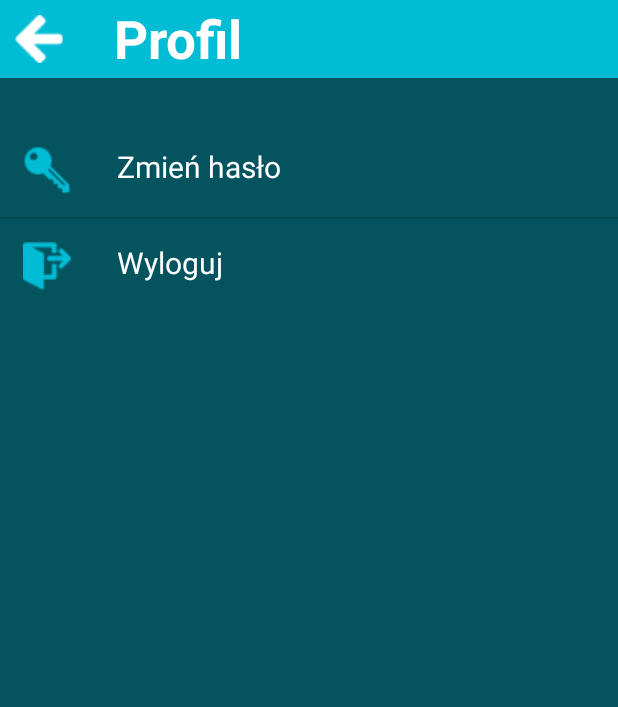
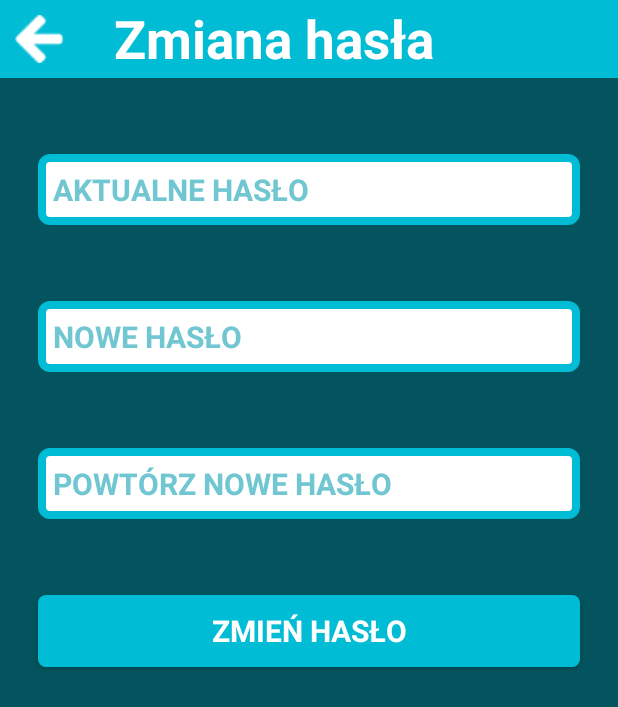
Before and after one commit to StudShare/StudShareMobile, an Android app: the ProfileScreenActivity screen opened directly, with no data from a screen before it, after a tap on "Zmień hasło", on a phone screen of 412 x 824 dp. Shown: the top 707 px of the screen. Run offline under Robolectric (Android 15) with nearby library versions, the phone set to English and light mode, and no system bars.

Commit message:
Password changing added

```diff
--- a/app/src/main/AndroidManifest.xml
+++ b/app/src/main/AndroidManifest.xml
@@ -30,7 +30,8 @@
             android:theme="@style/AppTheme.NoActionBar"/>
         <activity android:name=".activity.ProfileScreenActivity"
             android:theme="@style/AppTheme.NoActionBar"/>
-
+        <activity android:name=".activity.PasswordChangeScreenActivity"
+            android:theme="@style/AppTheme.NoActionBar"/>
     </application>
 
 </manifest>
--- /dev/null
+++ b/app/src/main/java/com/studshare/mobile/studshare/activity/PasswordChangeScreenActivity.java
@@ -0,0 +1,86 @@
+package com.studshare.mobile.studshare.activity;
+
+import android.content.Intent;
+import android.os.Bundle;
+import android.support.v7.app.AppCompatActivity;
+import android.view.View;
+import android.widget.Button;
+import android.widget.EditText;
+import android.widget.Toast;
+
+import com.studshare.mobile.studshare.R;
+import com.studshare.mobile.studshare.service.ProfileManager;
+import com.studshare.mobile.studshare.service.ConnectionManager;
+
+import java.sql.ResultSet;
+import java.sql.SQLException;
+
+public class PasswordChangeScreenActivity extends AppCompatActivity {
+
+    ProfileManager profileManager = new ProfileManager();
+    ConnectionManager connectionManager = new ConnectionManager();
+
+    EditText txtPassword;
+    EditText txtNewPassword;
+    EditText txtNewPasswordRepeat;
+    Button butChangePassword;
+
+    @Override
+    protected void onCreate(Bundle savedInstanceState) {
+        super.onCreate(savedInstanceState);
+
+        setContentView(R.layout.passwordchange_screen);
+
+        txtPassword = (EditText) findViewById(R.id.txtActualPassword);
+        txtNewPassword = (EditText) findViewById(R.id.txtNewPassword);
+        txtNewPasswordRepeat = (EditText) findViewById(R.id.txtRepeatNewPassword);
+        butChangePassword = (Button) findViewById(R.id.butChangePassword);
+    }
+
+    public void tryChangePassword(View view){
+        String actualPassword = txtPassword.getText().toString();
+        String newPassword = txtNewPassword.getText().toString();
+        String newPasswordRepeat = txtNewPasswordRepeat.getText().toString();
+
+        if (actualPassword.trim().equals("") || newPassword.trim().equals("") || newPasswordRepeat.trim().equals("")){
+            Toast.makeText(getApplicationContext(), "Proszę uzupełnić wszystkie pola", Toast.LENGTH_SHORT).show();
+            return;
+        }
+        else if (!newPassword.trim().equals(newPasswordRepeat)){
+            Toast.makeText(getApplicationContext(), "Podane hasła nie są takie same!", Toast.LENGTH_SHORT).show();
+            return;
+        }
+
+        String query = "SELECT * FROM users WHERE login='" + profileManager.getLogin() + "' AND password='" + actualPassword + "'";
+        ResultSet rs = connectionManager.SendQuery(query);
+
+        try {
+            if (rs.next()){
+                //Udalo sie potwierdzic tozsamosc uzytkownika -- login i haslo sie zgadzaja
+                boolean passwordChanged = profileManager.changePassword(getApplicationContext(), newPassword);
+
+                if (passwordChanged){
+                    goToProfileSettings(view);
+                }
+                else{
+                    Toast.makeText(getApplicationContext(), "Nie udało się zmienić hasła.", Toast.LENGTH_SHORT).show();
+                    return;
+                }
+            }
+            else{
+                Toast.makeText(getApplicationContext(), "Podane hasło jest nieprawidłowe. Sprawdź, czy podane hasło nie zawiera błędów.", Toast.LENGTH_SHORT).show();
+                return;
+            }
+        }
+        catch (SQLException e){
+            Toast.makeText(getApplicationContext(), "Podane hasło jest nieprawidłowe. Sprawdź, czy podane hasło nie zawiera błędów.", Toast.LENGTH_SHORT).show();
+            return;
+        }
+
+    }
+
+    public void goToProfileSettings(View view) {
+        Intent goToNextActivity = new Intent(getApplicationContext(), ProfileScreenActivity.class);
+        startActivity(goToNextActivity);
+    }
+}
--- a/app/src/main/java/com/studshare/mobile/studshare/activity/ProfileScreenActivity.java
+++ b/app/src/main/java/com/studshare/mobile/studshare/activity/ProfileScreenActivity.java
@@ -44,9 +44,12 @@ public class ProfileScreenActivity extends AppCompatActivity {
 
             @Override
             public void onItemClick(AdapterView<?> parent, View view, int position, long id) {
-                switch(position) {
-                    case 1:
-                        doLogOut(view);
+                if (id == 0){
+                    Intent goToNextActivity = new Intent(view.getContext(), PasswordChangeScreenActivity.class);
+                    startActivity(goToNextActivity);
+                }
+                else {
+                    doLogOut(view);
                 }
 
             }
--- a/app/src/main/res/layout/passwordchange_screen.xml
+++ b/app/src/main/res/layout/passwordchange_screen.xml
@@ -3,11 +3,11 @@
     android:orientation="vertical"
     android:layout_width="match_parent"
     android:layout_height="match_parent"
-    android:background="#ffffff">
+    android:background="@color/secondaryBlue">
 
     <RelativeLayout xmlns:android="http://schemas.android.com/apk/res/android"
         android:layout_width="match_parent"
-        android:layout_height="100dp">
+        android:layout_height="52dp">
 
         <LinearLayout
             android:id="@+id/navbar"
@@ -24,18 +24,15 @@
                 android:minWidth="10dp"
                 android:layout_width="wrap_content"
                 android:layout_height="wrap_content"
-                android:onClick="goToProfileScreen" />
+                android:onClick="goToProfileSettings" />
 
             <TextView
-                android:id="@+id/txtLoginInfo2"
-                android:layout_width="fill_parent"
-                android:layout_height="wrap_content"
+                android:id="@+id/txtProfileSettingsInfo"
                 android:layout_gravity="center"
-                android:text="@string/login_text"
-                android:typeface="sans"
-                android:textSize="16sp"
-                android:textColor="#ffffff"
-                android:textStyle="bold" />
+                android:text="@string/profile_passwordchange_text"
+                android:layout_marginLeft="24dp"
+                style="@style/SectionHeader" />
+
         </LinearLayout>
 
     </RelativeLayout>
@@ -43,7 +40,40 @@
     <ScrollView xmlns:android="http://schemas.android.com/apk/res/android"
         android:layout_width="fill_parent" android:layout_height="fill_parent">
 
+        <LinearLayout
+            android:layout_width="match_parent"
+            android:layout_height="wrap_content"
+            android:orientation="vertical"
+            android:layout_marginTop="25dp"
+            android:layout_centerVertical="true"
+            android:layout_alignParentTop="true">
 
+            <EditText
+                android:id="@+id/txtActualPassword"
+                android:hint="@string/profile_passwordchange_actualpassword"
+                android:inputType="textPassword"
+                style="@style/TextBox" />
+
+            <EditText
+                android:id="@+id/txtNewPassword"
+                android:hint="@string/profile_passwordchange_newpassword"
+                android:inputType="textPassword"
+                style="@style/TextBox" />
+
+            <EditText
+                android:id="@+id/txtRepeatNewPassword"
+                android:hint="@string/profile_passwordchange_newpasswordrepeat"
+                android:inputType="textPassword"
+                style="@style/TextBox" />
+
+            <Button
+                android:id="@+id/butChangePassword"
+                android:onClick="tryChangePassword"
+                android:layout_margin="25dp"
+                android:text="@string/profile_passwordchange_changepassword"
+                style="@style/NonImageButton"/>
+
+        </LinearLayout>
 
     </ScrollView>
 
--- a/app/src/main/res/values/strings.xml
+++ b/app/src/main/res/values/strings.xml
@@ -18,4 +18,9 @@
     <string name="signup_passwordrepeat_hint">POWTÓRZ HASŁO</string>
     <string name="signup_email_hint">ADRES EMAIL</string>
     <string name="profile_settings_text">Profil</string>
+    <string name="profile_passwordchange_text">Zmiana hasła</string>
+    <string name="profile_passwordchange_actualpassword">AKTUALNE HASŁO</string>
+    <string name="profile_passwordchange_newpassword">NOWE HASŁO</string>
+    <string name="profile_passwordchange_newpasswordrepeat">POWTÓRZ NOWE HASŁO</string>
+    <string name="profile_passwordchange_changepassword">ZMIEŃ HASŁO</string>
 </resources>
```
Also changed, not shown: app/src/main/java/com/studshare/mobile/studshare/service/ProfileManager.java (+35 -2 lines), 1 other file.
